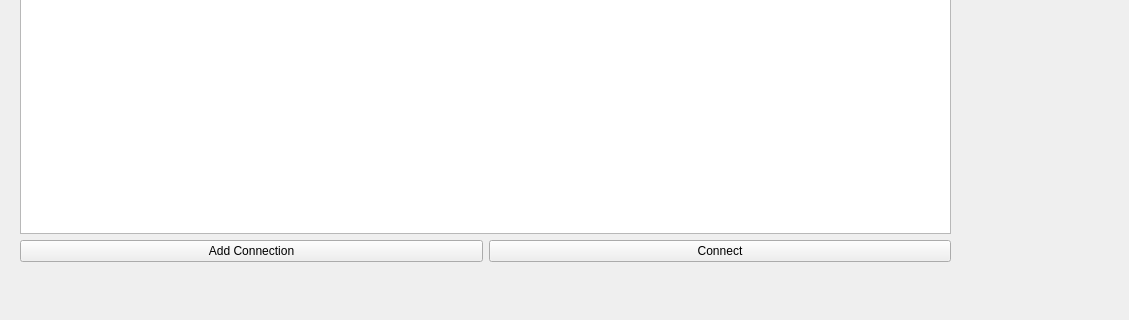
Above: app/views/ui/PICK_TeamConfig.ui from galvarez6/pick-tool-team07-runtime-terror before the change; both pictures show x 0 to 1129 and y 519 to 839 of the 1129 by 839 pixel window. Below: the same form after it.
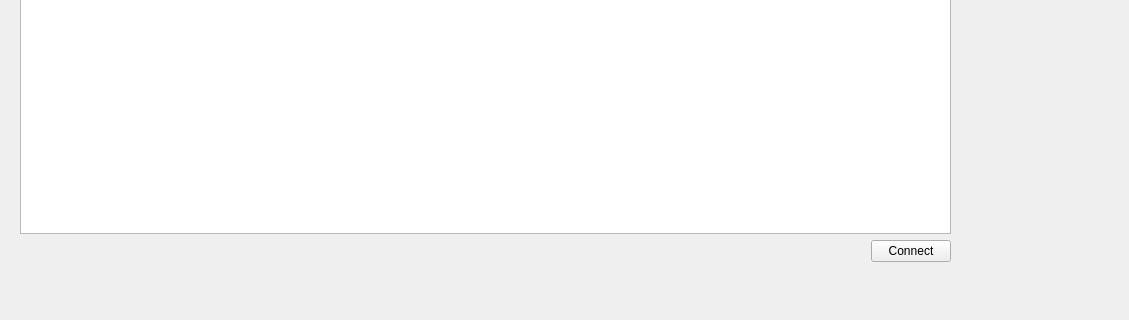
That is the form after the change.

What changed in the file:
```diff
--- a/app/views/ui/PICK_TeamConfig.ui
+++ b/app/views/ui/PICK_TeamConfig.ui
@@ -67,11 +67,17 @@
     <item>
      <layout class="QHBoxLayout" name="horizontalLayout_2">
       <item>
-       <widget class="QPushButton" name="addConnBtn">
-        <property name="text">
-         <string>Add Connection</string>
+       <spacer name="horizontalSpacer">
+        <property name="orientation">
+         <enum>Qt::Horizontal</enum>
         </property>
-       </widget>
+        <property name="sizeHint" stdset="0">
+         <size>
+          <width>40</width>
+          <height>20</height>
+         </size>
+        </property>
+       </spacer>
       </item>
       <item>
        <widget class="QPushButton" name="connBtn">
```
